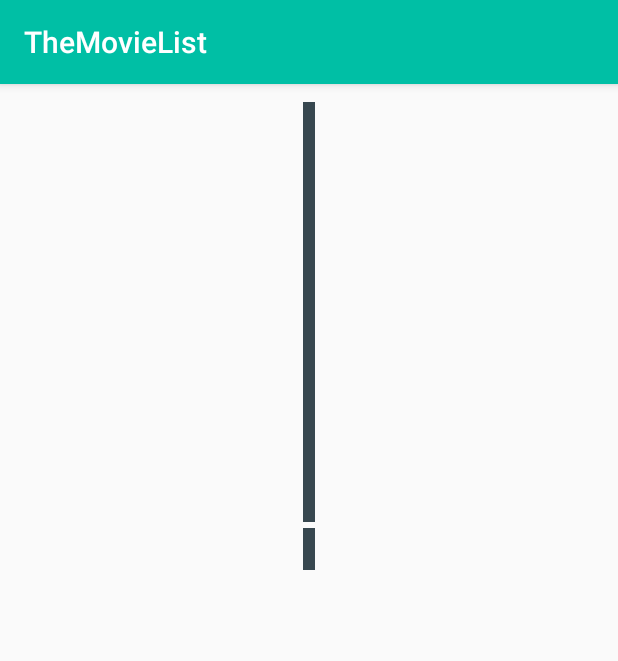
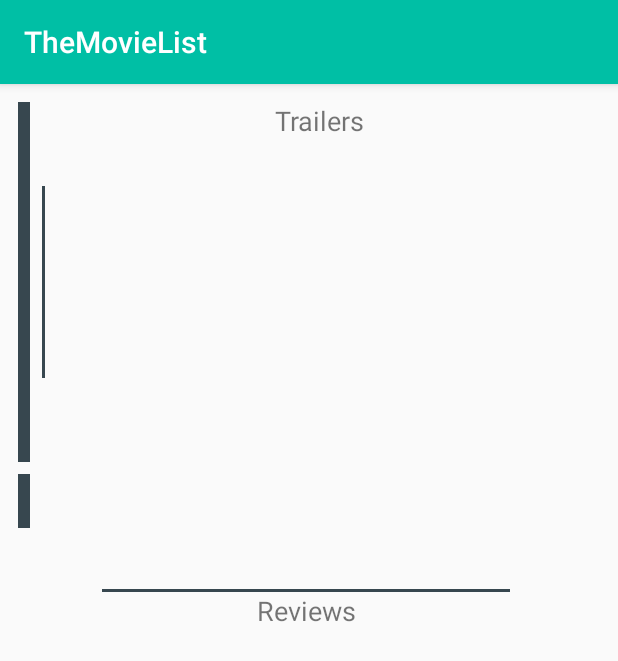
Before and after one commit to SFotakos/TheMovieList, an Android app: the DetailActivity screen opened directly, with no data from a screen before it, on a phone screen of 412 x 824 dp. Shown: the top 661 px of the screen. Run offline under Robolectric (Android 15) with nearby library versions, the phone set to English and light mode, and no system bars; our stand-ins replace Picasso, data binding; pictures from the network do not load.

Commit message:
Adds general blocking for trailers, reviews and favorite.

```diff
--- a/app/src/main/res/layout/activity_detail.xml
+++ b/app/src/main/res/layout/activity_detail.xml
@@ -8,6 +8,8 @@
         android:layout_height="match_parent"
         android:layout_margin="12dp"
         android:fadeScrollbars="false"
+        android:scrollbarStyle="outsideInset"
+        android:fillViewport="true"
         android:scrollbars="vertical"
         tools:context="com.sfotakos.themovielist.DetailActivity">
 
@@ -18,7 +20,7 @@
             <ImageView
                 android:id="@+id/iv_movie_poster"
                 android:layout_width="wrap_content"
-                android:layout_height="280dp"
+                android:layout_height="240dp"
                 android:adjustViewBounds="true"
                 android:background="@drawable/movie_frame"
                 android:contentDescription="@string/accessibility_movie_poster"
@@ -26,50 +28,92 @@
                 android:padding="4dp"
                 android:scaleType="fitCenter"
                 app:layout_constraintLeft_toLeftOf="parent"
-                app:layout_constraintRight_toRightOf="parent"
                 app:layout_constraintTop_toTopOf="parent" />
 
-            <FrameLayout
-                android:id="@+id/fl_average_score"
+            <View
+                android:id="@+id/trailer_divider"
+                android:layout_width="2dp"
+                android:layout_height="0dp"
+                android:layout_marginTop="56dp"
+                android:layout_marginBottom="56dp"
+                android:layout_marginStart="8dp"
+                android:layout_marginEnd="8dp"
+                android:background="@color/colorAccent"
+                app:layout_constraintBottom_toBottomOf="@+id/iv_movie_poster"
+                app:layout_constraintLeft_toRightOf="@+id/iv_movie_poster"
+                app:layout_constraintTop_toTopOf="@+id/iv_movie_poster"/>
+
+            <include
+                android:id="@+id/trailers"
+                layout="@layout/trailers"
                 android:layout_width="0dp"
-                android:layout_height="36dp"
-                android:paddingBottom="4dp"
-                android:paddingTop="4dp"
-                app:layout_constraintLeft_toLeftOf="@+id/iv_movie_poster"
-                app:layout_constraintRight_toRightOf="@id/iv_movie_poster"
-                app:layout_constraintTop_toBottomOf="@+id/iv_movie_poster">
+                android:layout_height="0dp"
+                app:layout_constraintBottom_toBottomOf="@+id/pb_movie_average_score"
+                app:layout_constraintLeft_toRightOf="@+id/trailer_divider"
+                app:layout_constraintRight_toRightOf="parent"
+                app:layout_constraintTop_toTopOf="@+id/iv_movie_poster" />
 
             <ProgressBar
                 android:id="@+id/pb_movie_average_score"
                 style="?android:attr/progressBarStyleHorizontal"
-                    android:layout_width="match_parent"
-                    android:layout_height="match_parent"
+                android:layout_width="0dp"
+                android:layout_height="36dp"
+                android:layout_marginTop="8dp"
                 android:gravity="center"
                 android:max="100"
                 android:progress="0"
-                    android:progressDrawable="@drawable/horizontal_average_score" />
+                android:progressDrawable="@drawable/horizontal_average_score"
+                app:layout_constraintLeft_toLeftOf="@+id/iv_movie_poster"
+                app:layout_constraintRight_toRightOf="@id/iv_movie_poster"
+                app:layout_constraintTop_toBottomOf="@+id/iv_movie_poster" />
 
             <TextView
                 android:id="@+id/tv_movie_average_score"
-                    android:layout_width="match_parent"
-                    android:layout_height="match_parent"
+                android:layout_width="0dp"
+                android:layout_height="0dp"
                 android:gravity="center"
                 android:textColor="@android:color/white"
-                    android:textSize="18sp" />
-
-            </FrameLayout>
+                android:textSize="18dp"
+                app:layout_constraintBottom_toBottomOf="@+id/pb_movie_average_score"
+                app:layout_constraintLeft_toLeftOf="@+id/pb_movie_average_score"
+                app:layout_constraintRight_toRightOf="@id/pb_movie_average_score"
+                app:layout_constraintTop_toTopOf="@+id/pb_movie_average_score"
+                tools:ignore="SpUsage" />
 
             <TextView
                 android:id="@+id/tv_movie_synopsis"
                 android:layout_width="match_parent"
                 android:layout_height="wrap_content"
                 android:layout_gravity="center"
+                android:layout_marginTop="8dp"
                 android:scrollbars="vertical"
                 android:textSize="18sp"
+                app:layout_constraintLeft_toLeftOf="parent"
+                app:layout_constraintRight_toRightOf="parent"
+                app:layout_constraintTop_toBottomOf="@+id/pb_movie_average_score" />
+
+            <View
+                android:id="@+id/reviews_divider"
+                android:layout_width="0dp"
+                android:layout_height="2dp"
+                android:layout_marginTop="8dp"
+                android:layout_marginBottom="8dp"
+                android:layout_marginStart="56dp"
+                android:layout_marginEnd="56dp"
+                android:background="@color/colorAccent"
+                app:layout_constraintLeft_toLeftOf="parent"
+                app:layout_constraintRight_toRightOf="parent"
+                app:layout_constraintTop_toBottomOf="@+id/tv_movie_synopsis" />
+
+            <include
+                android:id="@+id/reviews"
+                layout="@layout/reviews"
+                android:layout_width="0dp"
+                android:layout_height="0dp"
                 app:layout_constraintBottom_toBottomOf="parent"
                 app:layout_constraintLeft_toLeftOf="parent"
                 app:layout_constraintRight_toRightOf="parent"
-                app:layout_constraintTop_toBottomOf="@+id/fl_average_score" />
+                app:layout_constraintTop_toBottomOf="@+id/reviews_divider" />
 
         </android.support.constraint.ConstraintLayout>
     </ScrollView>
--- /dev/null
+++ b/app/src/main/res/layout/reviews.xml
@@ -0,0 +1,25 @@
+<?xml version="1.0" encoding="utf-8"?>
+<layout xmlns:android="http://schemas.android.com/apk/res/android"
+    xmlns:app="http://schemas.android.com/apk/res-auto">
+
+    <android.support.constraint.ConstraintLayout
+        android:layout_width="match_parent"
+        android:layout_height="match_parent">
+
+        <TextView
+            android:id="@+id/rv_trailers"
+            android:layout_width="match_parent"
+            android:layout_height="wrap_content"
+            android:gravity="center_horizontal"
+            android:text="@string/reviews"
+            android:textSize="18sp" />
+
+        <android.support.v7.widget.RecyclerView
+            android:id="@+id/rv_reviews"
+            android:layout_width="match_parent"
+            android:layout_height="0dp"
+            app:layout_constraintBottom_toBottomOf="parent"
+            app:layout_constraintTop_toBottomOf="@+id/rv_trailers" />
+
+    </android.support.constraint.ConstraintLayout>
+</layout>
--- /dev/null
+++ b/app/src/main/res/layout/trailers.xml
@@ -0,0 +1,25 @@
+<?xml version="1.0" encoding="utf-8"?>
+<layout xmlns:android="http://schemas.android.com/apk/res/android"
+    xmlns:app="http://schemas.android.com/apk/res-auto">
+
+    <android.support.constraint.ConstraintLayout
+        android:layout_width="match_parent"
+        android:layout_height="match_parent">
+
+        <TextView
+            android:id="@+id/tv_trailers"
+            android:layout_width="match_parent"
+            android:layout_height="wrap_content"
+            android:gravity="center_horizontal"
+            android:text="@string/trailers"
+            android:textSize="18sp" />
+
+        <android.support.v7.widget.RecyclerView
+            android:id="@+id/rv_trailers"
+            android:layout_width="match_parent"
+            android:layout_height="0dp"
+            app:layout_constraintBottom_toBottomOf="parent"
+            app:layout_constraintTop_toBottomOf="@+id/tv_trailers" />
+
+    </android.support.constraint.ConstraintLayout>
+</layout>
--- a/app/src/main/res/values/strings.xml
+++ b/app/src/main/res/values/strings.xml
@@ -16,6 +16,8 @@
 
     <string name="accessibility_movie_poster">Movie poster</string>
 
-    <!--https://we.tl/ocymkEOWmC-->
+    <string name="trailers">Trailers</string>
+    <string name="reviews">Reviews</string>
+    <string name="action_add_favorite">Add to favorite</string>
 
 </resources>
```
Also changed, not shown: app/src/main/java/com/sfotakos/themovielist/DetailActivity.java (+19 -5 lines), app/src/main/res/drawable/favorite.xml (added, +7 -0 lines), app/src/main/res/layout/actionbar_activity_detail.xml (added, +55 -0 lines). Lines whose indentation alone changed are shown as unchanged.
